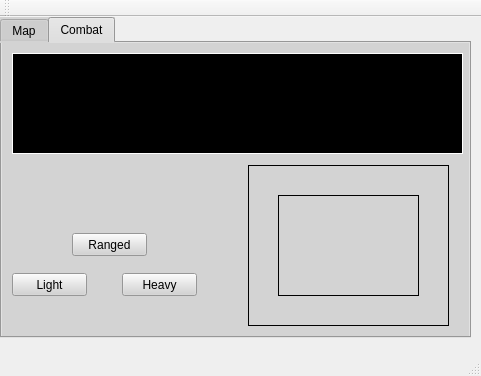
First picture: the form in mainwindow.ui, repository IronLucario2012/DigimonWorldOS, before the edit.
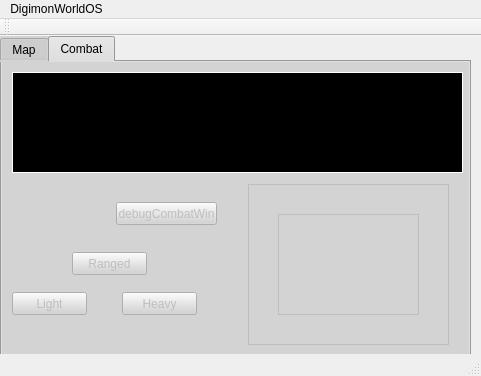
Second picture: the form after the edit.

Commit message: Added boss room lock and key functionality and combat system base

Patch:
```diff
--- a/mainwindow.ui
+++ b/mainwindow.ui
@@ -221,7 +221,10 @@
     </widget>
     <widget class="QWidget" name="combat_tab">
      <property name="enabled">
-      <bool>true</bool>
+      <bool>false</bool>
+     </property>
+     <property name="styleSheet">
+      <string notr="true">QTabWidget::tab:disabled { width: 0; height: 0; margin: 0; padding: 0; border: none; }</string>
      </property>
      <attribute name="title">
       <string>Combat</string>
@@ -319,6 +322,19 @@
        <string/>
       </property>
      </widget>
+     <widget class="QPushButton" name="debugCombatWin">
+      <property name="geometry">
+       <rect>
+        <x>114</x>
+        <y>140</y>
+        <width>101</width>
+        <height>23</height>
+       </rect>
+      </property>
+      <property name="text">
+       <string>debugCombatWin</string>
+      </property>
+     </widget>
     </widget>
    </widget>
   </widget>
@@ -331,6 +347,12 @@
      <height>21</height>
     </rect>
    </property>
+   <widget class="QMenu" name="menuDigimonWorldOS">
+    <property name="title">
+     <string>DigimonWorldOS</string>
+    </property>
+   </widget>
+   <addaction name="menuDigimonWorldOS"/>
   </widget>
   <widget class="QToolBar" name="mainToolBar">
    <attribute name="toolBarArea">
```
Left out of the diff: 5 changed lines with no effect on the pictures. The commit also changes 8 other files.
